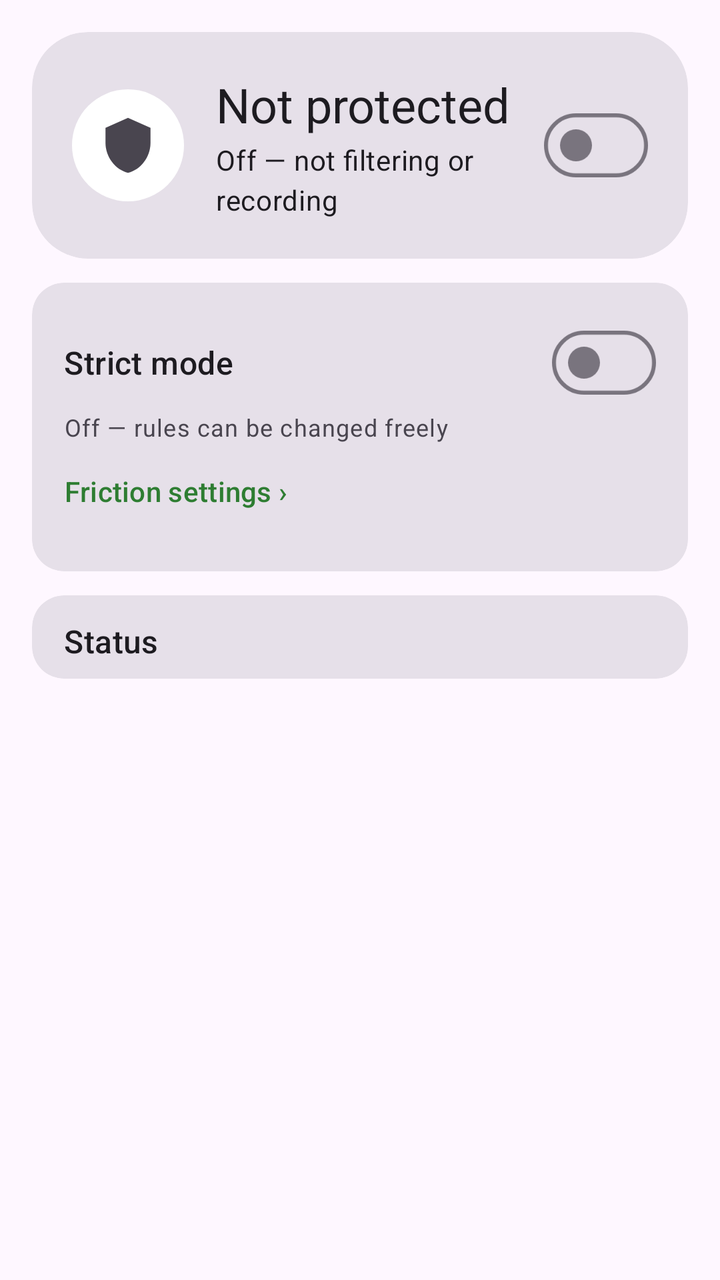
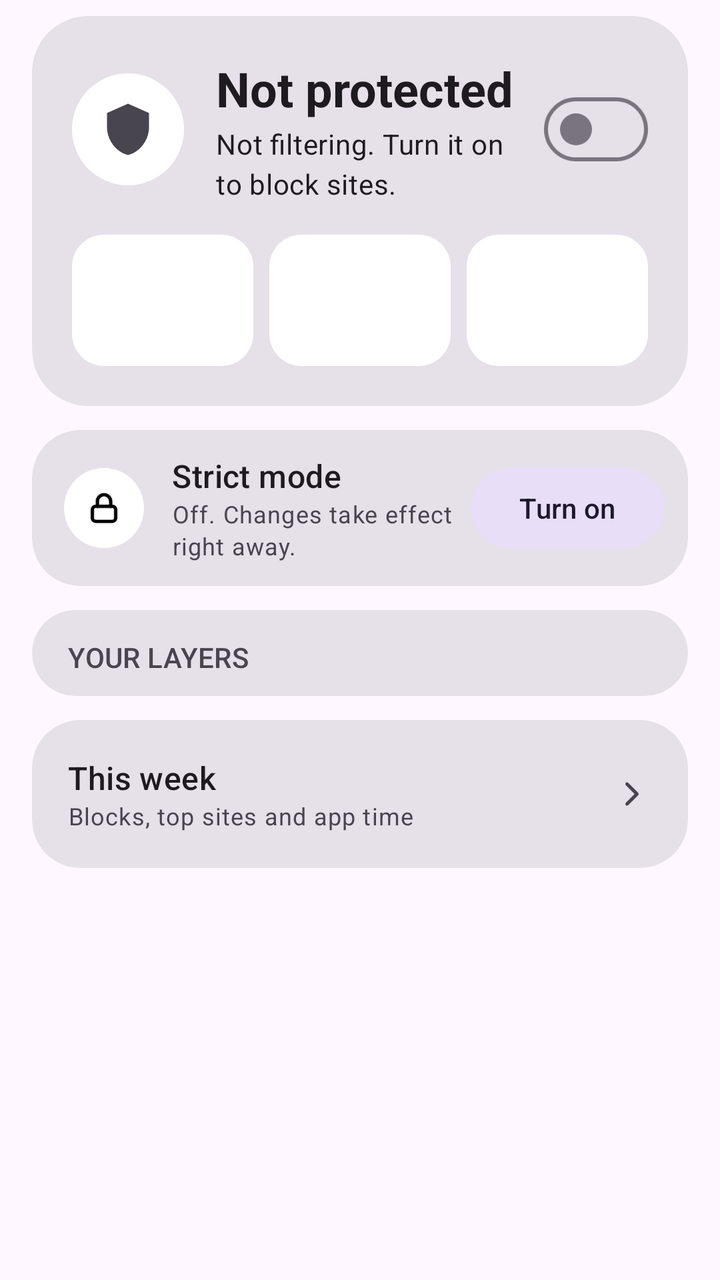

Before-and-after screenshots of an Android layout around one commit, followed by the original layout XML and the change that was made.
<!-- AndroidManifest.xml: application theme Theme.FocusFence -->
<!-- res/layout/fragment_home.xml -->
<?xml version="1.0" encoding="utf-8"?>
<androidx.core.widget.NestedScrollView
    xmlns:android="http://schemas.android.com/apk/res/android"
    xmlns:app="http://schemas.android.com/apk/res-auto"
    android:layout_width="match_parent"
    android:layout_height="match_parent"
    android:fillViewport="true">

    <LinearLayout
        android:layout_width="match_parent"
        android:layout_height="wrap_content"
        android:orientation="vertical"
        android:padding="16dp">

        
        <com.google.android.material.card.MaterialCardView
            android:id="@+id/heroCard"
            android:layout_width="match_parent"
            android:layout_height="wrap_content"
            app:cardCornerRadius="28dp"
            app:contentPadding="20dp">

            <LinearLayout
                android:layout_width="match_parent"
                android:layout_height="wrap_content"
                android:gravity="center_vertical"
                android:orientation="horizontal">

                <FrameLayout
                    android:id="@+id/heroIconBg"
                    android:layout_width="56dp"
                    android:layout_height="56dp"
                    android:background="@drawable/bg_circle">

                    <ImageView
                        android:id="@+id/heroIcon"
                        android:layout_width="30dp"
                        android:layout_height="30dp"
                        android:layout_gravity="center"
                        android:importantForAccessibility="no"
                        android:src="@drawable/ic_shield" />
                </FrameLayout>

                <LinearLayout
                    android:layout_width="0dp"
                    android:layout_height="wrap_content"
                    android:layout_marginStart="16dp"
                    android:layout_marginEnd="8dp"
                    android:layout_weight="1"
                    android:orientation="vertical">

                    <TextView
                        android:id="@+id/heroTitle"
                        android:layout_width="wrap_content"
                        android:layout_height="wrap_content"
                        android:text="@string/hero_off"
                        android:textAppearance="?attr/textAppearanceHeadlineSmall" />

                    <TextView
                        android:id="@+id/statusText"
                        android:layout_width="wrap_content"
                        android:layout_height="wrap_content"
                        android:layout_marginTop="2dp"
                        android:text="@string/status_inactive"
                        android:textAppearance="?attr/textAppearanceBodyMedium" />
                </LinearLayout>

                <com.google.android.material.materialswitch.MaterialSwitch
                    android:id="@+id/vpnSwitch"
                    android:layout_width="wrap_content"
                    android:layout_height="wrap_content"
                    android:contentDescription="@string/blocking_switch_label" />
            </LinearLayout>
        </com.google.android.material.card.MaterialCardView>

        <com.google.android.material.card.MaterialCardView
            android:layout_width="match_parent"
            android:layout_height="wrap_content"
            android:layout_marginTop="12dp"
            app:cardCornerRadius="16dp"
            app:contentPadding="16dp">

            <LinearLayout
                android:layout_width="match_parent"
                android:layout_height="wrap_content"
                android:orientation="vertical">

                <LinearLayout
                    android:layout_width="match_parent"
                    android:layout_height="wrap_content"
                    android:gravity="center_vertical"
                    android:orientation="horizontal">

                    <TextView
                        android:layout_width="0dp"
                        android:layout_height="wrap_content"
                        android:layout_weight="1"
                        android:text="@string/strict_title"
                        android:textAppearance="?attr/textAppearanceTitleMedium" />

                    <com.google.android.material.materialswitch.MaterialSwitch
                        android:id="@+id/strictSwitch"
                        android:layout_width="wrap_content"
                        android:layout_height="wrap_content" />
                </LinearLayout>

                <LinearLayout
                    android:layout_width="match_parent"
                    android:layout_height="wrap_content"
                    android:gravity="center_vertical"
                    android:orientation="horizontal">

                    <TextView
                        android:id="@+id/strictStatusText"
                        android:layout_width="0dp"
                        android:layout_height="wrap_content"
                        android:layout_weight="1"
                        android:text="@string/strict_off"
                        android:textAppearance="?attr/textAppearanceBodySmall"
                        android:textColor="?attr/colorOnSurfaceVariant" />

                    <Button
                        android:id="@+id/strictActionButton"
                        style="@style/Widget.Material3.Button.TextButton"
                        android:layout_width="wrap_content"
                        android:layout_height="wrap_content"
                        android:text="@string/strict_request_unlock"
                        android:visibility="gone" />
                </LinearLayout>

                <Button
                    android:id="@+id/frictionButton"
                    style="@style/Widget.Material3.Button.TextButton"
                    android:layout_width="wrap_content"
                    android:layout_height="wrap_content"
                    android:layout_marginStart="-12dp"
                    android:text="@string/friction_settings_button" />
            </LinearLayout>
        </com.google.android.material.card.MaterialCardView>

        <com.google.android.material.card.MaterialCardView
            android:layout_width="match_parent"
            android:layout_height="wrap_content"
            android:layout_marginTop="12dp"
            app:cardCornerRadius="16dp"
            app:contentPaddingTop="12dp"
            app:contentPaddingBottom="4dp">

            <LinearLayout
                android:layout_width="match_parent"
                android:layout_height="wrap_content"
                android:orientation="vertical">

                <TextView
                    android:layout_width="wrap_content"
                    android:layout_height="wrap_content"
                    android:paddingHorizontal="16dp"
                    android:text="@string/home_status_title"
                    android:textAppearance="?attr/textAppearanceTitleMedium" />

                
                <LinearLayout
                    android:id="@+id/statusContainer"
                    android:layout_width="match_parent"
                    android:layout_height="wrap_content"
                    android:layout_marginTop="4dp"
                    android:orientation="vertical" />
            </LinearLayout>
        </com.google.android.material.card.MaterialCardView>

        <com.google.android.material.card.MaterialCardView
            android:id="@+id/attentionCard"
            android:layout_width="match_parent"
            android:layout_height="wrap_content"
            android:layout_marginTop="12dp"
            android:visibility="gone"
            app:cardCornerRadius="16dp"
            app:contentPadding="16dp">

            <LinearLayout
                android:layout_width="match_parent"
                android:layout_height="wrap_content"
                android:orientation="vertical">

                <TextView
                    android:layout_width="wrap_content"
                    android:layout_height="wrap_content"
                    android:text="@string/attention_title"
                    android:textAppearance="?attr/textAppearanceTitleMedium" />

                <LinearLayout
                    android:id="@+id/accessibilityRow"
                    android:layout_width="match_parent"
                    android:layout_height="wrap_content"
                    android:gravity="center_vertical"
                    android:orientation="horizontal"
                    android:visibility="gone">

                    <TextView
                        android:layout_width="0dp"
                        android:layout_height="wrap_content"
                        android:layout_weight="1"
                        android:text="@string/attention_accessibility"
                        android:textAppearance="?attr/textAppearanceBodySmall"
                        android:textColor="?attr/colorOnSurfaceVariant" />

                    <Button
                        android:id="@+id/accessibilityActionButton"
                        style="@style/Widget.Material3.Button.TextButton"
                        android:layout_width="wrap_content"
                        android:layout_height="wrap_content"
                        android:text="@string/section_enable_button" />
                </LinearLayout>

                <LinearLayout
                    android:id="@+id/adlistRow"
                    android:layout_width="match_parent"
                    android:layout_height="wrap_content"
                    android:gravity="center_vertical"
                    android:orientation="horizontal"
                    android:visibility="gone">

                    <TextView
                        android:layout_width="0dp"
                        android:layout_height="wrap_content"
                        android:layout_weight="1"
                        android:text="@string/attention_adlist"
                        android:textAppearance="?attr/textAppearanceBodySmall"
                        android:textColor="?attr/colorOnSurfaceVariant" />

                    <Button
                        android:id="@+id/adlistActionButton"
                        style="@style/Widget.Material3.Button.TextButton"
                        android:layout_width="wrap_content"
                        android:layout_height="wrap_content"
                        android:text="@string/attention_adlist_action" />
                </LinearLayout>
            </LinearLayout>
        </com.google.android.material.card.MaterialCardView>
    </LinearLayout>
</androidx.core.widget.NestedScrollView>
<!-- resources referenced by this layout -->
<resources>
  <!-- drawable bg_circle (drawable) -->
  <?xml version="1.0" encoding="utf-8"?>
  <shape xmlns:android="http://schemas.android.com/apk/res/android" android:shape="oval">
      <solid android:color="#FFFFFFFF" />
  </shape>
  <!-- drawable ic_shield (drawable) -->
  <?xml version="1.0" encoding="utf-8"?>
  <vector xmlns:android="http://schemas.android.com/apk/res/android"
      android:width="24dp"
      android:height="24dp"
      android:viewportWidth="24"
      android:viewportHeight="24"
      android:tint="?attr/colorControlNormal">
      <path
          android:fillColor="#FFFFFFFF"
          android:pathData="M12,1L3,5v6c0,5.55 3.84,10.74 9,12 5.16,-1.26 9,-6.45 9,-12V5L12,1z" />
  </vector>
  <string name="attention_accessibility">Section rules and blocked apps need the accessibility permission.</string>
  <string name="attention_adlist">Ad blocking is on, but no filter list is downloaded yet.</string>
  <string name="attention_adlist_action">Open settings</string>
  <string name="attention_title">Needs attention</string>
  <string name="blocking_switch_label">Protection</string>
  <string name="friction_settings_button">Friction settings ›</string>
  <string name="hero_off">Not protected</string>
  <string name="home_status_title">Status</string>
  <string name="section_enable_button">Enable</string>
  <string name="status_inactive">Off — not filtering or recording</string>
  <string name="strict_off">Off — rules can be changed freely</string>
  <string name="strict_request_unlock">Request unlock</string>
  <string name="strict_title">Strict mode</string>
  <style name="Theme.FocusFence" parent="Theme.Material3.DayNight.NoActionBar">
          <item name="colorPrimary">@color/brand_primary</item>
          
          <item name="materialCardViewStyle">@style/Widget.Material3.CardView.Filled</item>
          
          <item name="android:statusBarColor">?attr/colorSurface</item>
          <item name="android:navigationBarColor">?attr/colorSurface</item>
          <item name="android:windowLightStatusBar">true</item>
      </style>
  <color name="brand_primary">#2E7D32</color>
</resources>

<!-- the commit's change to res/layout/fragment_home.xml (unified diff, before → after) -->
@@ -10,7 +10,9 @@
         android:layout_width="match_parent"
         android:layout_height="wrap_content"
         android:orientation="vertical"
-        android:padding="16dp">
+        android:paddingHorizontal="16dp"
+        android:paddingTop="8dp"
+        android:paddingBottom="24dp">
 
         
         <com.google.android.material.card.MaterialCardView
@@ -23,158 +25,171 @@
             <LinearLayout
                 android:layout_width="match_parent"
                 android:layout_height="wrap_content"
+                android:orientation="vertical">
+
+                <LinearLayout
+                    android:layout_width="match_parent"
+                    android:layout_height="wrap_content"
+                    android:gravity="center_vertical"
+                    android:orientation="horizontal">
+
+                    <FrameLayout
+                        android:id="@+id/heroIconBg"
+                        android:layout_width="56dp"
+                        android:layout_height="56dp"
+                        android:background="@drawable/bg_circle">
+
+                        <ImageView
+                            android:id="@+id/heroIcon"
+                            android:layout_width="28dp"
+                            android:layout_height="28dp"
+                            android:layout_gravity="center"
+                            android:importantForAccessibility="no"
+                            android:src="@drawable/ic_shield" />
+                    </FrameLayout>
+
+                    <LinearLayout
+                        android:layout_width="0dp"
+                        android:layout_height="wrap_content"
+                        android:layout_marginStart="16dp"
+                        android:layout_marginEnd="8dp"
+                        android:layout_weight="1"
+                        android:orientation="vertical">
+
+                        <TextView
+                            android:id="@+id/heroTitle"
+                            android:layout_width="wrap_content"
+                            android:layout_height="wrap_content"
+                            android:text="@string/hero_off"
+                            android:textAppearance="?attr/textAppearanceHeadlineSmall"
+                            android:textStyle="bold" />
+
+                        <TextView
+                            android:id="@+id/statusText"
+                            android:layout_width="wrap_content"
+                            android:layout_height="wrap_content"
+                            android:layout_marginTop="2dp"
+                            android:text="@string/status_inactive"
+                            android:textAppearance="?attr/textAppearanceBodyMedium" />
+                    </LinearLayout>
+
+                    <com.google.android.material.materialswitch.MaterialSwitch
+                        android:id="@+id/vpnSwitch"
+                        android:layout_width="wrap_content"
+                        android:layout_height="wrap_content"
+                        android:contentDescription="@string/blocking_switch_label" />
+                </LinearLayout>
+
+                
+                <LinearLayout
+                    android:id="@+id/statsRow"
+                    android:layout_width="match_parent"
+                    android:layout_height="wrap_content"
+                    android:layout_marginTop="16dp"
+                    android:baselineAligned="false"
+                    android:orientation="horizontal">
+
+                    <include
+                        android:id="@+id/statBlocked"
+                        layout="@layout/item_hero_stat"
+                        android:layout_width="0dp"
+                        android:layout_height="wrap_content"
+                        android:layout_weight="1" />
+
+                    <include
+                        android:id="@+id/statPartners"
+                        layout="@layout/item_hero_stat"
+                        android:layout_width="0dp"
+                        android:layout_height="wrap_content"
+                        android:layout_marginStart="8dp"
+                        android:layout_weight="1" />
+
+                    <include
+                        android:id="@+id/statSync"
+                        layout="@layout/item_hero_stat"
+                        android:layout_width="0dp"
+                        android:layout_height="wrap_content"
+                        android:layout_marginStart="8dp"
+                        android:layout_weight="1" />
+                </LinearLayout>
+            </LinearLayout>
+        </com.google.android.material.card.MaterialCardView>
+
+        
+        <com.google.android.material.card.MaterialCardView
+            android:id="@+id/strictCard"
+            android:layout_width="match_parent"
+            android:layout_height="wrap_content"
+            android:layout_marginTop="12dp"
+            android:clickable="true"
+            android:focusable="true"
+            app:cardCornerRadius="24dp"
+            app:contentPaddingBottom="12dp"
+            app:contentPaddingLeft="16dp"
+            app:contentPaddingRight="12dp"
+            app:contentPaddingTop="12dp">
+
+            <LinearLayout
+                android:layout_width="match_parent"
+                android:layout_height="wrap_content"
                 android:gravity="center_vertical"
                 android:orientation="horizontal">
 
                 <FrameLayout
-                    android:id="@+id/heroIconBg"
-                    android:layout_width="56dp"
-                    android:layout_height="56dp"
+                    android:id="@+id/strictIconBg"
+                    android:layout_width="40dp"
+                    android:layout_height="40dp"
                     android:background="@drawable/bg_circle">
 
                     <ImageView
-                        android:id="@+id/heroIcon"
-                        android:layout_width="30dp"
-                        android:layout_height="30dp"
+                        android:id="@+id/strictIcon"
+                        android:layout_width="20dp"
+                        android:layout_height="20dp"
                         android:layout_gravity="center"
                         android:importantForAccessibility="no"
-                        android:src="@drawable/ic_shield" />
+                        android:src="@drawable/ic_lock" />
                 </FrameLayout>
 
                 <LinearLayout
                     android:layout_width="0dp"
                     android:layout_height="wrap_content"
-                    android:layout_marginStart="16dp"
-                    android:layout_marginEnd="8dp"
+                    android:layout_marginStart="14dp"
                     android:layout_weight="1"
                     android:orientation="vertical">
 
                     <TextView
-                        android:id="@+id/heroTitle"
-                        android:layout_width="wrap_content"
-                        android:layout_height="wrap_content"
-                        android:text="@string/hero_off"
-                        android:textAppearance="?attr/textAppearanceHeadlineSmall" />
-
-                    <TextView
-                        android:id="@+id/statusText"
-                        android:layout_width="wrap_content"
-                        android:layout_height="wrap_content"
-                        android:layout_marginTop="2dp"
-                        android:text="@string/status_inactive"
-                        android:textAppearance="?attr/textAppearanceBodyMedium" />
-                </LinearLayout>
-
-                <com.google.android.material.materialswitch.MaterialSwitch
-                    android:id="@+id/vpnSwitch"
-                    android:layout_width="wrap_content"
-                    android:layout_height="wrap_content"
-                    android:contentDescription="@string/blocking_switch_label" />
-            </LinearLayout>
-        </com.google.android.material.card.MaterialCardView>
-
-        <com.google.android.material.card.MaterialCardView
-            android:layout_width="match_parent"
-            android:layout_height="wrap_content"
-            android:layout_marginTop="12dp"
-            app:cardCornerRadius="16dp"
-            app:contentPadding="16dp">
-
-            <LinearLayout
-                android:layout_width="match_parent"
-                android:layout_height="wrap_content"
-                android:orientation="vertical">
-
-                <LinearLayout
-                    android:layout_width="match_parent"
-                    android:layout_height="wrap_content"
-                    android:gravity="center_vertical"
-                    android:orientation="horizontal">
-
-                    <TextView
-                        android:layout_width="0dp"
-                        android:layout_height="wrap_content"
-                        android:layout_weight="1"
+                        android:layout_width="wrap_content"
+                        android:layout_height="wrap_content"
                         android:text="@string/strict_title"
                         android:textAppearance="?attr/textAppearanceTitleMedium" />
 
-                    <com.google.android.material.materialswitch.MaterialSwitch
-                        android:id="@+id/strictSwitch"
-                        android:layout_width="wrap_content"
-                        android:layout_height="wrap_content" />
-                </LinearLayout>
-
-                <LinearLayout
-                    android:layout_width="match_parent"
-                    android:layout_height="wrap_content"
-                    android:gravity="center_vertical"
-                    android:orientation="horizontal">
-
                     <TextView
                         android:id="@+id/strictStatusText"
-                        android:layout_width="0dp"
-                        android:layout_height="wrap_content"
-                        android:layout_weight="1"
-                        android:text="@string/strict_off"
+                        android:layout_width="wrap_content"
+                        android:layout_height="wrap_content"
+                        android:text="@string/home_strict_off"
                         android:textAppearance="?attr/textAppearanceBodySmall"
                         android:textColor="?attr/colorOnSurfaceVariant" />
-
-                    <Button
-                        android:id="@+id/strictActionButton"
-                        style="@style/Widget.Material3.Button.TextButton"
-                        android:layout_width="wrap_content"
-                        android:layout_height="wrap_content"
-                        android:text="@string/strict_request_unlock"
-                        android:visibility="gone" />
                 </LinearLayout>
 
                 <Button
-                    android:id="@+id/frictionButton"
-                    style="@style/Widget.Material3.Button.TextButton"
+                    android:id="@+id/strictActionButton"
+                    style="@style/Widget.Material3.Button.TonalButton"
                     android:layout_width="wrap_content"
                     android:layout_height="wrap_content"
-                    android:layout_marginStart="-12dp"
-                    android:text="@string/friction_settings_button" />
-            </LinearLayout>
-        </com.google.android.material.card.MaterialCardView>
-
-        <com.google.android.material.card.MaterialCardView
-            android:layout_width="match_parent"
-            android:layout_height="wrap_content"
-            android:layout_marginTop="12dp"
-            app:cardCornerRadius="16dp"
-            app:contentPaddingTop="12dp"
-            app:contentPaddingBottom="4dp">
-
-            <LinearLayout
-                android:layout_width="match_parent"
-                android:layout_height="wrap_content"
-                android:orientation="vertical">
-
-                <TextView
-                    android:layout_width="wrap_content"
-                    android:layout_height="wrap_content"
-                    android:paddingHorizontal="16dp"
-                    android:text="@string/home_status_title"
-                    android:textAppearance="?attr/textAppearanceTitleMedium" />
-
-                
-                <LinearLayout
-                    android:id="@+id/statusContainer"
-                    android:layout_width="match_parent"
-                    android:layout_height="wrap_content"
-                    android:layout_marginTop="4dp"
-                    android:orientation="vertical" />
-            </LinearLayout>
-        </com.google.android.material.card.MaterialCardView>
-
+                    android:layout_marginStart="8dp"
+                    android:text="@string/home_strict_turn_on" />
+            </LinearLayout>
+        </com.google.android.material.card.MaterialCardView>
+
+        
         <com.google.android.material.card.MaterialCardView
             android:id="@+id/attentionCard"
             android:layout_width="match_parent"
             android:layout_height="wrap_content"
             android:layout_marginTop="12dp"
             android:visibility="gone"
-            app:cardCornerRadius="16dp"
+            app:cardCornerRadius="24dp"
             app:contentPadding="16dp">
 
             <LinearLayout
@@ -183,10 +198,12 @@
                 android:orientation="vertical">
 
                 <TextView
+                    android:id="@+id/attentionTitle"
                     android:layout_width="wrap_content"
                     android:layout_height="wrap_content"
                     android:text="@string/attention_title"
-                    android:textAppearance="?attr/textAppearanceTitleMedium" />
+                    android:textAppearance="?attr/textAppearanceTitleMedium"
+                    android:textColor="@color/warn" />
 
                 <LinearLayout
                     android:id="@+id/accessibilityRow"
@@ -237,5 +254,122 @@
                 </LinearLayout>
             </LinearLayout>
         </com.google.android.material.card.MaterialCardView>
+
+        <com.google.android.material.card.MaterialCardView
+            android:layout_width="match_parent"
+            android:layout_height="wrap_content"
+            android:layout_marginTop="12dp"
+            app:cardCornerRadius="24dp"
+            app:contentPaddingBottom="6dp"
+            app:contentPaddingTop="14dp">
+
+            <LinearLayout
+                android:layout_width="match_parent"
+                android:layout_height="wrap_content"
+                android:orientation="vertical">
+
+                <LinearLayout
+                    android:layout_width="match_parent"
+                    android:layout_height="wrap_content"
+                    android:orientation="horizontal"
+                    android:paddingHorizontal="18dp">
+
+                    <TextView
+                        android:layout_width="0dp"
+                        android:layout_height="wrap_content"
+                        android:layout_weight="1"
+                        android:text="@string/home_layers_title"
+                        android:textAllCaps="true"
+                        android:textAppearance="?attr/textAppearanceLabelLarge"
+                        android:textColor="?attr/colorOnSurfaceVariant" />
+
+                    <TextView
+                        android:id="@+id/layersCount"
+                        android:layout_width="wrap_content"
+                        android:layout_height="wrap_content"
+                        android:textAppearance="?attr/textAppearanceLabelLarge"
+                        android:textColor="@color/good" />
+                </LinearLayout>
+
+                
+                <LinearLayout
+                    android:id="@+id/statusContainer"
+                    android:layout_width="match_parent"
+                    android:layout_height="wrap_content"
+                    android:layout_marginTop="4dp"
+                    android:orientation="vertical" />
+            </LinearLayout>
+        </com.google.android.material.card.MaterialCardView>
+
+        <com.google.android.material.card.MaterialCardView
+            android:id="@+id/weekCard"
+            android:layout_width="match_parent"
+            android:layout_height="wrap_content"
+            android:layout_marginTop="12dp"
+            android:clickable="true"
+            android:focusable="true"
+            app:cardCornerRadius="24dp"
+            app:contentPadding="18dp">
+
+            <LinearLayout
+                android:layout_width="match_parent"
+                android:layout_height="wrap_content"
+                android:gravity="center_vertical"
+                android:orientation="horizontal">
+
+                <LinearLayout
+                    android:layout_width="0dp"
+                    android:layout_height="wrap_content"
+                    android:layout_weight="1"
+                    android:orientation="vertical">
+
+                    <TextView
+                        android:layout_width="wrap_content"
+                        android:layout_height="wrap_content"
+                        android:text="@string/home_week_title"
+                        android:textAppearance="?attr/textAppearanceTitleMedium" />
+
+                    <TextView
+                        android:layout_width="wrap_content"
+                        android:layout_height="wrap_content"
+                        android:text="@string/home_week_summary"
+                        android:textAppearance="?attr/textAppearanceBodySmall"
+                        android:textColor="?attr/colorOnSurfaceVariant" />
+                </LinearLayout>
+
+                <ImageView
+                    android:layout_width="20dp"
+                    android:layout_height="20dp"
+                    android:importantForAccessibility="no"
+                    android:src="@drawable/ic_chevron_right"
+                    app:tint="?attr/colorOnSurfaceVariant" />
+            </LinearLayout>
+        </com.google.android.material.card.MaterialCardView>
     </LinearLayout>
 </androidx.core.widget.NestedScrollView>
+<!-- res/layout/item_hero_stat.xml (included above) -->
+<?xml version="1.0" encoding="utf-8"?>
+<LinearLayout xmlns:android="http://schemas.android.com/apk/res/android"
+    android:id="@+id/statRoot"
+    android:layout_width="match_parent"
+    android:layout_height="wrap_content"
+    android:background="@drawable/bg_stat_tile"
+    android:orientation="vertical"
+    android:paddingHorizontal="12dp"
+    android:paddingVertical="10dp">
+
+    <TextView
+        android:id="@+id/statValue"
+        android:layout_width="wrap_content"
+        android:layout_height="wrap_content"
+        android:maxLines="1"
+        android:textAppearance="?attr/textAppearanceTitleLarge"
+        android:textStyle="bold" />
+
+    <TextView
+        android:id="@+id/statLabel"
+        android:layout_width="wrap_content"
+        android:layout_height="wrap_content"
+        android:maxLines="1"
+        android:textAppearance="?attr/textAppearanceBodySmall" />
+</LinearLayout>
<!-- resource entries referenced after the edit -->
@@ -1,10 +1,27 @@
 <!-- resources referenced by this layout -->
 <resources>
+  <color name="good">#1E7A45</color>
+  <color name="warn">#8A5A00</color>
   <!-- drawable bg_circle (drawable) -->
   <?xml version="1.0" encoding="utf-8"?>
   <shape xmlns:android="http://schemas.android.com/apk/res/android" android:shape="oval">
       <solid android:color="#FFFFFFFF" />
   </shape>
+  <!-- drawable bg_stat_tile (drawable) -->
+  <?xml version="1.0" encoding="utf-8"?>
+  <shape xmlns:android="http://schemas.android.com/apk/res/android" android:shape="rectangle">
+      <corners android:radius="16dp" />
+      <solid android:color="#FFFFFFFF" />
+  </shape>
+  <!-- drawable ic_chevron_right (drawable) -->
+  <vector xmlns:android="http://schemas.android.com/apk/res/android" android:width="24dp" android:height="24dp" android:viewportWidth="24" android:viewportHeight="24">
+      <path android:pathData="M9,6l6,6 -6,6" android:strokeColor="#FF000000" android:strokeWidth="2" android:strokeLineCap="round" android:strokeLineJoin="round" android:fillColor="#00000000"/>
+  </vector>
+  <!-- drawable ic_lock (drawable) -->
+  <vector xmlns:android="http://schemas.android.com/apk/res/android" android:width="24dp" android:height="24dp" android:viewportWidth="24" android:viewportHeight="24">
+      <path android:pathData="M7,11h10a2,2 0,0 1,2 2v5a2,2 0,0 1,-2 2H7a2,2 0,0 1,-2 -2v-5a2,2 0,0 1,2 -2z" android:strokeColor="#FF000000" android:strokeWidth="2" android:fillColor="#00000000"/>
+      <path android:pathData="M8,11V8a4,4 0,0 1,8 0v3" android:strokeColor="#FF000000" android:strokeWidth="2" android:strokeLineCap="round" android:fillColor="#00000000"/>
+  </vector>
   <!-- drawable ic_shield (drawable) -->
   <?xml version="1.0" encoding="utf-8"?>
   <vector xmlns:android="http://schemas.android.com/apk/res/android"
@@ -22,13 +39,14 @@
   <string name="attention_adlist_action">Open settings</string>
   <string name="attention_title">Needs attention</string>
   <string name="blocking_switch_label">Protection</string>
-  <string name="friction_settings_button">Friction settings ›</string>
   <string name="hero_off">Not protected</string>
-  <string name="home_status_title">Status</string>
+  <string name="home_layers_title">Your layers</string>
+  <string name="home_strict_off">Off. Changes take effect right away.</string>
+  <string name="home_strict_turn_on">Turn on</string>
+  <string name="home_week_summary">Blocks, top sites and app time</string>
+  <string name="home_week_title">This week</string>
   <string name="section_enable_button">Enable</string>
-  <string name="status_inactive">Off — not filtering or recording</string>
-  <string name="strict_off">Off — rules can be changed freely</string>
-  <string name="strict_request_unlock">Request unlock</string>
+  <string name="status_inactive">Not filtering. Turn it on to block sites.</string>
   <string name="strict_title">Strict mode</string>
   <style name="Theme.FocusFence" parent="Theme.Material3.DayNight.NoActionBar">
           <item name="colorPrimary">@color/brand_primary</item>
